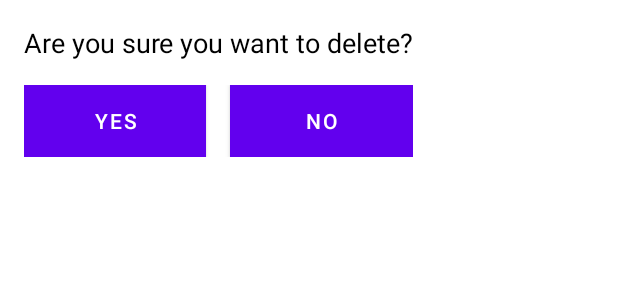
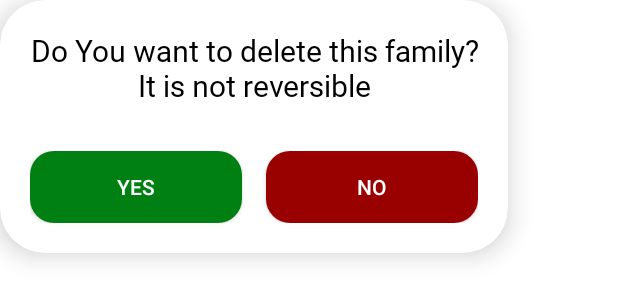
Before and after one commit to Rinkuu253/MoneyManagement, an Android app: the layout activity_delete_family_dialog.xml on its own in the app's theme, with its tools: preview values and no code run, on a phone screen of 412 x 824 dp. Shown: the top 301 px of the screen. Run offline under Robolectric (Android 15) with nearby library versions, the phone set to English and light mode, and no system bars.

Commit message:
update + bug fixing

```diff
--- a/app/src/main/java/com/example/monman/KeluargaFragmentAktif.java
+++ b/app/src/main/java/com/example/monman/KeluargaFragmentAktif.java
@@ -1,13 +1,11 @@
 package com.example.monman;
 
-import android.app.Activity;
 import android.database.Cursor;
 import android.graphics.Color;
 import android.os.Bundle;
 import android.view.LayoutInflater;
 import android.view.View;
 import android.view.ViewGroup;
-import android.widget.Button;
 import android.widget.ImageView;
 import android.widget.TextView;
 import android.widget.Toast;
@@ -90,7 +88,7 @@ public class KeluargaFragmentAktif extends Fragment {
                     if(!Objects.equals(familyRole, "Ayah")){
                         Toast.makeText(getActivity(), "Anda Tidak Memiliki Akses", Toast.LENGTH_SHORT).show();
                     } else{
-                        DeleteFamilyDialog dialog = new DeleteFamilyDialog(getActivity());
+                        DeleteFamilyDialog dialog = new DeleteFamilyDialog(getActivity(), userId, username, familyRole, familyCode);
                         dialog.show();
                     }
                 }
--- a/app/src/main/java/com/example/monman/MainActivity.java
+++ b/app/src/main/java/com/example/monman/MainActivity.java
@@ -77,6 +77,7 @@ public class MainActivity extends AppCompatActivity {
         if (getIntent().getBooleanExtra("directCatatanFragment", false)) {
             // If present, navigate to CatatanFragment directly
             replaceFragment(new CatatanFragment(), bundle);
+            binding.bottomNavigationView.setSelectedItemId(R.id.catatan);
         }
 
         if (getIntent().getBooleanExtra("directFamilyFragment", false)) {
@@ -84,8 +85,10 @@ public class MainActivity extends AppCompatActivity {
             if(Objects.equals(familyRole, "Pribadi")){
 //                    Toast.makeText(this, familyRole, Toast.LENGTH_SHORT).show();
                 replaceFragment(new KeluargaFragment(), bundle);
+                binding.bottomNavigationView.setSelectedItemId(R.id.keluarga);
             } else{
                 replaceFragment(new KeluargaFragmentAktif(), bundle);
+                binding.bottomNavigationView.setSelectedItemId(R.id.keluarga);
             }
         }
 
--- a/app/src/main/java/com/example/monman/RegisterActivity.java
+++ b/app/src/main/java/com/example/monman/RegisterActivity.java
@@ -49,7 +49,7 @@ public class RegisterActivity extends AppCompatActivity {
                 String passw = passwordInput.getText().toString();
 
                 try {
-                    Cursor cursor = db.getUserData(nomorHp);
+                    Cursor cursor = db.getUserData(nama);
                     if(cursor.getCount() > 0){
                         Toast.makeText(RegisterActivity.this, "User Already Registered", Toast.LENGTH_SHORT).show();
                     } else{
--- a/app/src/main/res/layout/activity_delete_family_dialog.xml
+++ b/app/src/main/res/layout/activity_delete_family_dialog.xml
@@ -1,15 +1,24 @@
 <?xml version="1.0" encoding="utf-8"?>
-<LinearLayout xmlns:android="http://schemas.android.com/apk/res/android"
+<androidx.cardview.widget.CardView xmlns:android="http://schemas.android.com/apk/res/android"
     android:layout_width="wrap_content"
     android:layout_height="wrap_content"
+    xmlns:app="http://schemas.android.com/apk/res-auto"
+    app:cardCornerRadius="30dp"
+    app:cardElevation="10dp">
+
+    <LinearLayout
+        android:layout_width="match_parent"
+        android:layout_height="match_parent"
         android:orientation="vertical"
-    android:padding="16dp">
+        android:padding="20dp">
 
         <TextView
             android:layout_width="wrap_content"
             android:layout_height="wrap_content"
-        android:text="Are you sure you want to delete?"
-        android:textSize="18sp"
+            android:text="Do You want to delete this family?\nIt is not reversible"
+            android:textSize="20sp"
+            android:textAlignment="center"
+            android:fontFamily="@font/calibri_regular"
             android:textColor="@android:color/black"
             android:layout_gravity="center_horizontal"/>
 
@@ -17,28 +26,33 @@
             android:layout_width="match_parent"
             android:layout_height="wrap_content"
             android:orientation="horizontal"
-        android:layout_marginTop="16dp">
+            android:layout_marginTop="30dp">
 
-        <Button
+            <androidx.appcompat.widget.AppCompatButton
                 android:id="@+id/yesButton"
                 android:layout_width="wrap_content"
                 android:layout_height="wrap_content"
                 android:text="Yes"
                 android:textColor="@android:color/white"
-            android:background="@color/colorPrimary"
+                android:background="@drawable/primary_button"
+                android:backgroundTint="#008013"
                 android:layout_weight="1"
                 android:layout_marginEnd="8dp"/>
 
-        <Button
+            <androidx.appcompat.widget.AppCompatButton
                 android:id="@+id/noButton"
                 android:layout_width="wrap_content"
                 android:layout_height="wrap_content"
                 android:text="No"
                 android:textColor="@android:color/white"
-            android:background="@color/colorPrimary"
+                android:background="@drawable/primary_button"
+                android:backgroundTint="#990000"
                 android:layout_weight="1"
                 android:layout_marginStart="8dp"/>
 
         </LinearLayout>
+    </LinearLayout>
 
-</LinearLayout>
+
+
+</androidx.cardview.widget.CardView>
```
Also changed, not shown: app/src/main/java/com/example/monman/AnggotaKeluargaAdapter.java (+6 -1 lines), app/src/main/java/com/example/monman/DatabaseHelper.java (+18 -1 lines), app/src/main/java/com/example/monman/DeleteFamilyDialog.java (+26 -20 lines), app/src/main/java/com/example/monman/GrafikFragment.java (+11 -6 lines), app/src/main/res/layout/fragment_home.xml (+5 -3 lines). Lines whose indentation alone changed are shown as unchanged.
